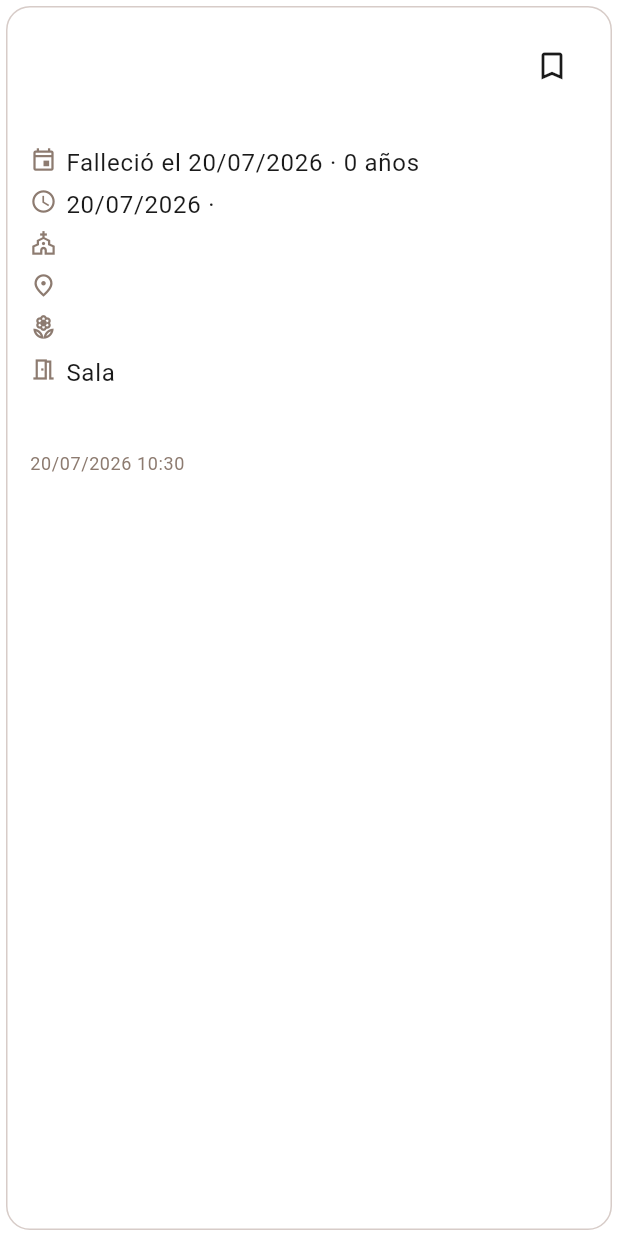
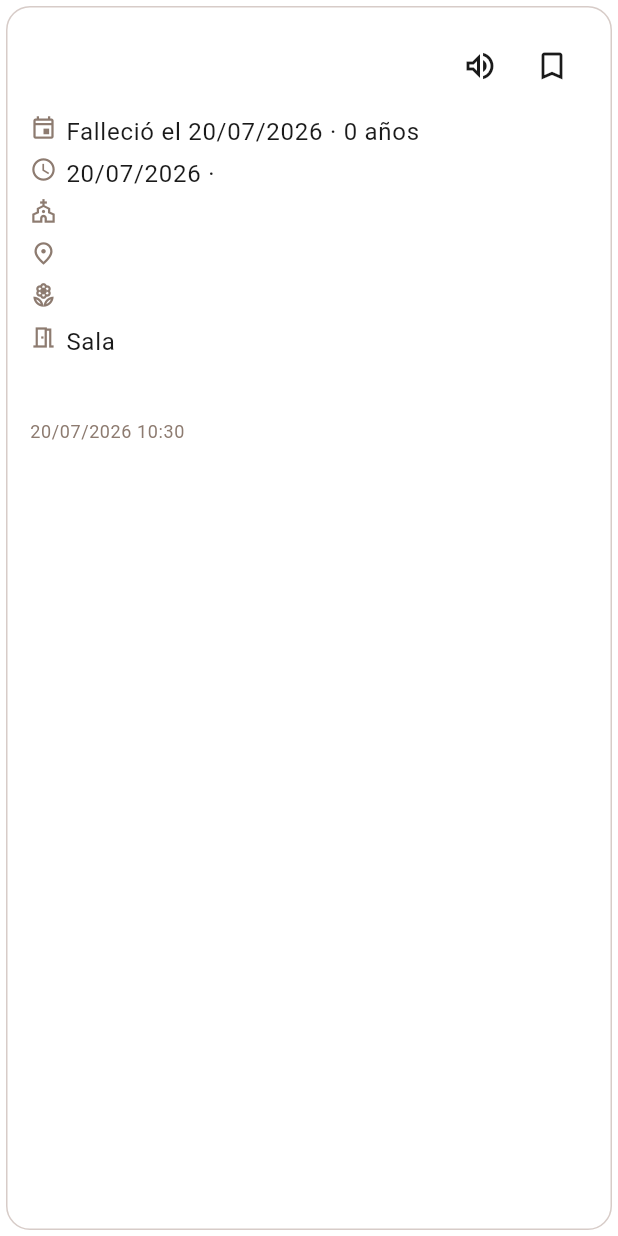
Before and after one commit to JaGaPum/tanapp, a Flutter app: the PublicacionCard widget shown alone on an empty page, opened directly with empty values, on a phone screen of 412 x 824 dp. Run offline on Flutter 3.47's test engine with Material 3 defaults, Android fonts, the phone set to English and light mode, and no system bars; our stand-ins replace firebase_core, firebase_messaging, flutter_riverpod, flutter_tts, go_router, image_picker and 2 more; missing offline and left inert: google_mlkit_text_recognition; accounts and stored records are empty; network calls fail; statements that could not run were skipped.

Commit message:
Añade tamaño de letra ajustable y lectura en voz alta de esquelas
Accesibilidad pensada para usuarios mayores: A-/A+ en el Taboleiro para
escalar el texto de las esquelas (persistido en el dispositivo), y un
botón de escuchar que lee cada esquela en voz alta con frases con
contexto ("Igrexa...", "O funeral será..."), en gallego o castellano
según el idioma de la app. También se quita el nombre de la sede/
concello bajo el fallecido y se antepone "Sala" al número de sala.

Co-Authored-By: Claude Sonnet 5 <noreply@anthropic.com>

```diff
--- /dev/null
+++ b/app/lib/core/preferences/escala_texto_provider.dart
@@ -0,0 +1,36 @@
+import 'package:flutter_riverpod/flutter_riverpod.dart';
+import 'package:shared_preferences/shared_preferences.dart';
+
+/// Escala de texto aplicada a los datos de las esquelas (Taboleiro, Arquivo, Mis publicacións),
+/// pensada para usuarios mayores que necesiten letra más grande. Es una preferencia del
+/// dispositivo (no del perfil), persistida en SharedPreferences.
+class EscalaTextoNotifier extends Notifier<double> {
+  static const _clave = 'escalaTextoEsquelas';
+  static const valores = [0.85, 1.0, 1.15, 1.3, 1.45];
+
+  @override
+  double build() {
+    _cargar();
+    return 1.0;
+  }
+
+  Future<void> _cargar() async {
+    final prefs = await SharedPreferences.getInstance();
+    final guardado = prefs.getDouble(_clave);
+    if (guardado != null && valores.contains(guardado)) {
+      state = guardado;
+    }
+  }
+
+  void aumentar() => _cambiar(1);
+  void disminuir() => _cambiar(-1);
+
+  void _cambiar(int paso) {
+    final indiceActual = valores.indexOf(state);
+    final indiceNuevo = (indiceActual == -1 ? 1 : indiceActual + paso).clamp(0, valores.length - 1);
+    state = valores[indiceNuevo];
+    SharedPreferences.getInstance().then((prefs) => prefs.setDouble(_clave, state));
+  }
+}
+
+final escalaTextoProvider = NotifierProvider<EscalaTextoNotifier, double>(EscalaTextoNotifier.new);
--- /dev/null
+++ b/app/lib/features/publicaciones/presentation/widgets/escuchar_esquela_button.dart
@@ -0,0 +1,70 @@
+import 'package:flutter/material.dart';
+import 'package:flutter_riverpod/flutter_riverpod.dart';
+import 'package:intl/intl.dart';
+
+import '../../../../core/l10n/l10n_extensions.dart';
+import '../../../../core/l10n/locale_provider.dart';
+import '../../../../core/tts/reproduccion_esquela_provider.dart';
+import '../../data/publicacion_con_sede.dart';
+
+/// Botón que lee en voz alta los datos de una esquela. A diferencia de [PublicacionDetalle]
+/// (que se apoya en iconos para dar contexto a cada dato), aquí no hay iconos, así que cada
+/// dato se antepone de una palabra que explica qué es ("Iglesia...", "El funeral será...").
+class EscucharEsquelaButton extends ConsumerWidget {
+  final PublicacionConSede publicacion;
+  const EscucharEsquelaButton({super.key, required this.publicacion});
+
+  String _textoParaVoz(BuildContext context) {
+    final p = publicacion;
+    final frases = <String>[p.nombreFallecido];
+
+    if (p.fechaFallecimiento != null) {
+      frases.add(context.l10n.publicarFallecioEl(DateFormat('dd/MM/yyyy').format(p.fechaFallecimiento!)));
+    }
+    if (p.edad != null) {
+      frases.add(context.l10n.publicarAnosDeEdad(p.edad!));
+    }
+    if (p.fechaFuneral != null && p.horaFuneral != null) {
+      frases.add(
+        context.l10n.publicarFuneralVoz(DateFormat('dd/MM/yyyy').format(p.fechaFuneral!), p.horaFuneral!),
+      );
+    } else if (p.fechaFuneral != null) {
+      frases.add('${context.l10n.publicarFechaFuneral} ${DateFormat('dd/MM/yyyy').format(p.fechaFuneral!)}');
+    } else if (p.horaFuneral != null) {
+      frases.add('${context.l10n.publicarHoraFuneral} ${p.horaFuneral}');
+    }
+    if (p.iglesia != null) {
+      frases.add('${context.l10n.publicarIglesia} ${p.iglesia}');
+    }
+    if (p.lugar != null) {
+      frases.add('${context.l10n.publicarLugar} ${p.lugar}');
+    }
+    if (p.capillaArdiente != null) {
+      final etiqueta = context.l10n.publicarCapillaArdiente.split(' / ').first;
+      frases.add('$etiqueta: ${p.capillaArdiente}');
+    }
+    if (p.sala != null) {
+      frases.add('${context.l10n.publicarSala} ${p.sala}');
+    }
+    if (p.observaciones != null) {
+      frases.add(p.observaciones!);
+    }
+    return frases.join('. ');
+  }
+
+  @override
+  Widget build(BuildContext context, WidgetRef ref) {
+    final sonando = ref.watch(reproduccionEsquelaProvider) == publicacion.idClientePublicacion;
+    final idioma = ref.watch(appLocaleProvider).languageCode == 'gl' ? 'gl-ES' : 'es-ES';
+
+    return IconButton(
+      icon: Icon(sonando ? Icons.stop_circle_outlined : Icons.volume_up_outlined),
+      tooltip: sonando ? context.l10n.publicarPararEscoita : context.l10n.publicarEscoitarEsquela,
+      onPressed: () {
+        ref
+            .read(reproduccionEsquelaProvider.notifier)
+            .alternar(publicacion.idClientePublicacion, _textoParaVoz(context), idioma);
+      },
+    );
+  }
+}
--- a/app/lib/features/publicaciones/presentation/widgets/publicacion_card.dart
+++ b/app/lib/features/publicaciones/presentation/widgets/publicacion_card.dart
@@ -1,20 +1,26 @@
 import 'package:flutter/material.dart';
+import 'package:flutter_riverpod/flutter_riverpod.dart';
 import 'package:intl/intl.dart';
 
+import '../../../../core/preferences/escala_texto_provider.dart';
 import '../../data/publicacion_con_sede.dart';
 import 'archivar_publicacion_button.dart';
+import 'escuchar_esquela_button.dart';
 import 'publicacion_detalle.dart';
 
-class PublicacionCard extends StatelessWidget {
+class PublicacionCard extends ConsumerWidget {
   final PublicacionConSede publicacion;
 
   const PublicacionCard({super.key, required this.publicacion});
 
   @override
-  Widget build(BuildContext context) {
+  Widget build(BuildContext context, WidgetRef ref) {
+    final escala = ref.watch(escalaTextoProvider);
     return Card(
       child: Padding(
         padding: const EdgeInsets.all(16),
+        child: MediaQuery(
+          data: MediaQuery.of(context).copyWith(textScaler: TextScaler.linear(escala)),
           child: Column(
             crossAxisAlignment: CrossAxisAlignment.start,
             children: [
@@ -24,12 +30,9 @@ class PublicacionCard extends StatelessWidget {
                   Expanded(
                     child: Text(publicacion.nombreFallecido, style: Theme.of(context).textTheme.titleLarge),
                   ),
+                  EscucharEsquelaButton(publicacion: publicacion),
                   ArchivarPublicacionButton(idClientePublicacion: publicacion.idClientePublicacion),
                 ],
-            ),
-            Text(
-              publicacion.concello,
-              style: Theme.of(context).textTheme.titleSmall,
               ),
               const SizedBox(height: 8),
               PublicacionDetalle(publicacion: publicacion),
@@ -44,6 +47,7 @@ class PublicacionCard extends StatelessWidget {
             ],
           ),
         ),
+      ),
     );
   }
 }
--- a/app/lib/features/publicaciones/presentation/widgets/publicacion_detalle.dart
+++ b/app/lib/features/publicaciones/presentation/widgets/publicacion_detalle.dart
@@ -10,10 +10,10 @@ class PublicacionDetalle extends StatelessWidget {
   final PublicacionConSede publicacion;
   const PublicacionDetalle({super.key, required this.publicacion});
 
-  @override
-  Widget build(BuildContext context) {
-    final p = publicacion;
-    final filas = <Widget>[];
+  /// Icono + texto de cada dato cubierto, en el mismo orden en que se pintan. Se expone aparte
+  /// del build() para poder reutilizarlo al construir el texto que se lee en voz alta.
+  static List<(IconData, String)> items(BuildContext context, PublicacionConSede p) {
+    final items = <(IconData, String)>[];
 
     if (p.fechaFallecimiento != null || p.edad != null) {
       final partes = [
@@ -21,27 +21,36 @@ class PublicacionDetalle extends StatelessWidget {
           context.l10n.publicarFallecioEl(DateFormat('dd/MM/yyyy').format(p.fechaFallecimiento!)),
         if (p.edad != null) context.l10n.publicarAnosDeEdad(p.edad!),
       ];
-      filas.add(_Fila(icon: Icons.event_outlined, texto: partes.join(' · ')));
+      items.add((Icons.event_outlined, partes.join(' · ')));
     }
     if (p.fechaFuneral != null || p.horaFuneral != null) {
       final partesFuneral = [
         if (p.fechaFuneral != null) DateFormat('dd/MM/yyyy').format(p.fechaFuneral!),
         if (p.horaFuneral != null) p.horaFuneral!,
       ];
-      filas.add(_Fila(icon: Icons.schedule, texto: partesFuneral.join(' · ')));
+      items.add((Icons.schedule, partesFuneral.join(' · ')));
     }
     if (p.iglesia != null) {
-      filas.add(_Fila(icon: Icons.church_outlined, texto: p.iglesia!));
+      items.add((Icons.church_outlined, p.iglesia!));
     }
     if (p.lugar != null) {
-      filas.add(_Fila(icon: Icons.place_outlined, texto: p.lugar!));
+      items.add((Icons.place_outlined, p.lugar!));
     }
     if (p.capillaArdiente != null) {
-      filas.add(_Fila(icon: Icons.local_florist_outlined, texto: p.capillaArdiente!));
+      items.add((Icons.local_florist_outlined, p.capillaArdiente!));
     }
     if (p.sala != null) {
-      filas.add(_Fila(icon: Icons.meeting_room_outlined, texto: '${context.l10n.publicarSala} ${p.sala}'));
+      items.add((Icons.meeting_room_outlined, '${context.l10n.publicarSala} ${p.sala}'));
     }
+    return items;
+  }
+
+  @override
+  Widget build(BuildContext context) {
+    final p = publicacion;
+    final filas = [
+      for (final (icon, texto) in items(context, p)) _Fila(icon: icon, texto: texto),
+    ];
 
     return Column(
       crossAxisAlignment: CrossAxisAlignment.start,
--- a/app/lib/l10n/app_localizations.dart
+++ b/app/lib/l10n/app_localizations.dart
@@ -1694,6 +1694,36 @@ abstract class AppLocalizations {
   /// **'Observaciones'**
   String get publicarObservaciones;
 
+  /// No description provided for @publicarEscoitarEsquela.
+  ///
+  /// In es, this message translates to:
+  /// **'Escuchar esquela'**
+  String get publicarEscoitarEsquela;
+
+  /// No description provided for @publicarPararEscoita.
+  ///
+  /// In es, this message translates to:
+  /// **'Detener lectura'**
+  String get publicarPararEscoita;
+
+  /// No description provided for @publicarFuneralVoz.
+  ///
+  /// In es, this message translates to:
+  /// **'El funeral será el {fecha} a las {hora}'**
+  String publicarFuneralVoz(String fecha, String hora);
+
+  /// No description provided for @tablonAumentarLetra.
+  ///
+  /// In es, this message translates to:
+  /// **'Aumentar tamaño de letra'**
+  String get tablonAumentarLetra;
+
+  /// No description provided for @tablonDisminuirLetra.
+  ///
+  /// In es, this message translates to:
+  /// **'Disminuir tamaño de letra'**
+  String get tablonDisminuirLetra;
+
   /// No description provided for @publicarEdadInvalida.
   ///
   /// In es, this message translates to:
--- a/app/pubspec.yaml
+++ b/app/pubspec.yaml
@@ -45,6 +45,8 @@ dependencies:
   google_mlkit_text_recognition: ^0.16.0
   firebase_core: ^4.1.1
   firebase_messaging: ^16.0.3
+  shared_preferences: ^2.5.5
+  flutter_tts: ^4.2.5
 
 dev_dependencies:
   flutter_test:
```
Also changed, not shown: app/lib/core/tts/reproduccion_esquela_provider.dart (added, +29 -0 lines), app/lib/core/tts/tts_service.dart (added, +28 -0 lines), app/lib/features/publicaciones/presentation/screens/mis_publicaciones_screen.dart (+15 -5 lines), app/lib/features/tablon/presentation/screens/tablon_screen.dart (+20 -1 lines), app/lib/l10n/app_es.arb (+8 -0 lines), app/lib/l10n/app_gl.arb (+8 -0 lines), app/lib/l10n/app_localizations_es.dart (+17 -0 lines), app/lib/l10n/app_localizations_gl.dart (+17 -0 lines), app/pubspec.lock. Lines whose indentation alone changed are shown as unchanged.
